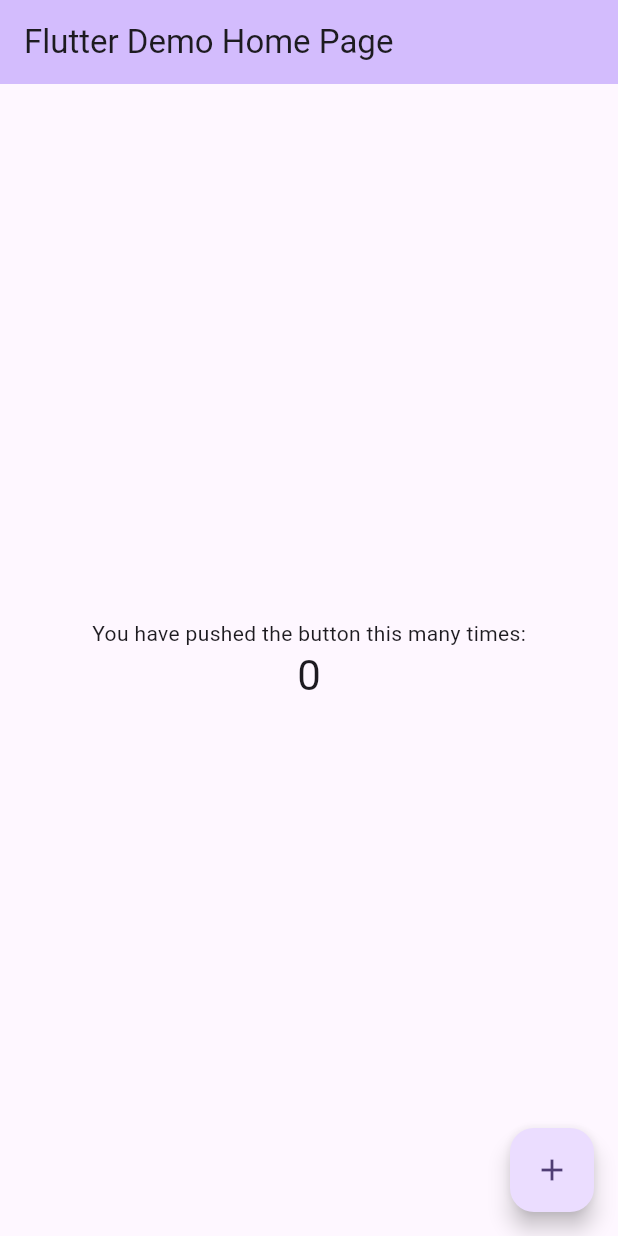
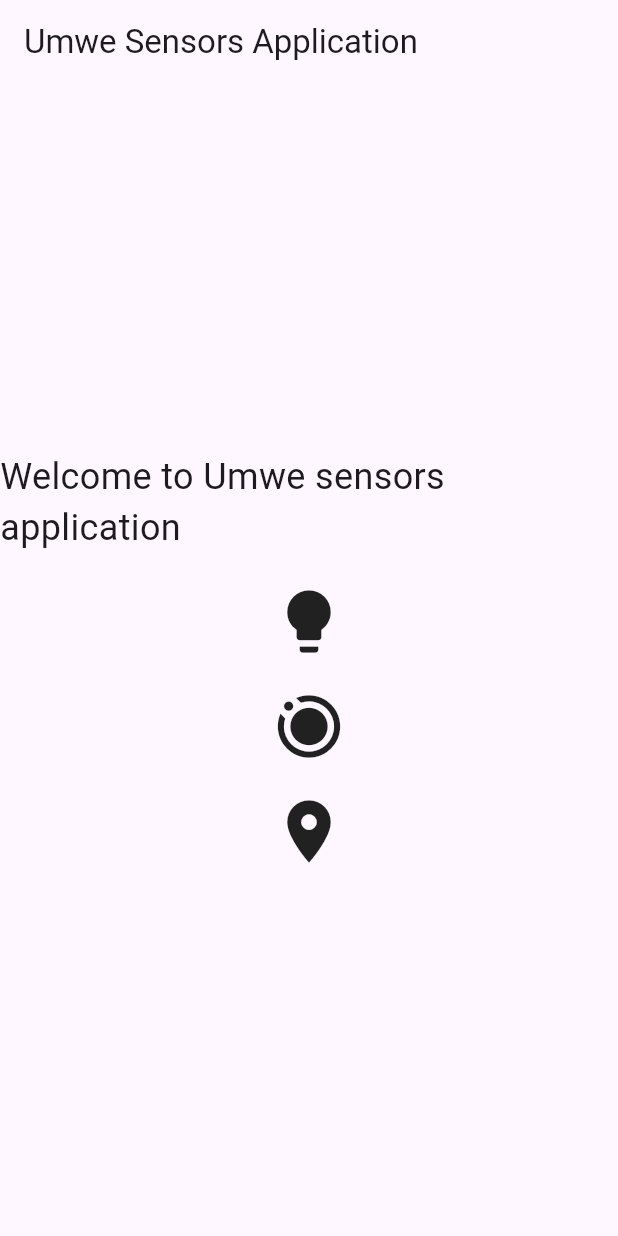
Before and after one commit to Umwe/final_mobile_project, a Flutter app: the screen it shows after launch, on a phone screen of 412 x 824 dp. Run offline on Flutter 3.47's test engine with Material 3 defaults, Android fonts, the phone set to English and light mode, and no system bars.

Commit message:
second init

```diff
--- a/lib/main.dart
+++ b/lib/main.dart
@@ -1,125 +1,110 @@
 import 'package:flutter/material.dart';
 
 void main() {
-  runApp(const MyApp());
+  runApp(MaterialApp(
+    home: HomePage(),
+  ));
 }
 
-class MyApp extends StatelessWidget {
-  const MyApp({super.key});
-
-  // This widget is the root of your application.
+class HomePage extends StatelessWidget {
   @override
   Widget build(BuildContext context) {
-    return MaterialApp(
-      title: 'Flutter Demo',
-      theme: ThemeData(
-        // This is the theme of your application.
-        //
-        // TRY THIS: Try running your application with "flutter run". You'll see
-        // the application has a purple toolbar. Then, without quitting the app,
-        // try changing the seedColor in the colorScheme below to Colors.green
-        // and then invoke "hot reload" (save your changes or press the "hot
-        // reload" button in a Flutter-supported IDE, or press "r" if you used
-        // the command line to start the app).
-        //
-        // Notice that the counter didn't reset back to zero; the application
-        // state is not lost during the reload. To reset the state, use hot
-        // restart instead.
-        //
-        // This works for code too, not just values: Most code changes can be
-        // tested with just a hot reload.
-        colorScheme: ColorScheme.fromSeed(seedColor: Colors.deepPurple),
-        useMaterial3: true,
+    return Scaffold(
+      appBar: AppBar(
+        title: Text('Umwe Sensors Application'),
       ),
-      home: const MyHomePage(title: 'Flutter Demo Home Page'),
+      body: Center(
+        child: Column(
+          mainAxisAlignment: MainAxisAlignment.center,
+          children: <Widget>[
+            Text(
+              'Welcome to Umwe sensors application',
+              style: TextStyle(fontSize: 24),
+            ),
+            SizedBox(height: 20),
+            GestureDetector(
+              onTap: () {
+                Navigator.push(
+                  context,
+                  MaterialPageRoute(builder: (context) => LightPage()),
+                );
+              },
+              child: Icon(Icons.lightbulb, size: 50),
+            ),
+            SizedBox(height: 20),
+            GestureDetector(
+              onTap: () {
+                Navigator.push(
+                  context,
+                  MaterialPageRoute(builder: (context) => MotionPage()),
+                );
+              },
+              child: Icon(Icons.motion_photos_on, size: 50),
+            ),
+            SizedBox(height: 20),
+            GestureDetector(
+              onTap: () {
+                Navigator.push(
+                  context,
+                  MaterialPageRoute(builder: (context) => LocationPage()),
+                );
+              },
+              child: Icon(Icons.location_on, size: 50),
+            ),
+          ],
+        ),
+      ),
     );
   }
 }
 
-class MyHomePage extends StatefulWidget {
-  const MyHomePage({super.key, required this.title});
-
-  // This widget is the home page of your application. It is stateful, meaning
-  // that it has a State object (defined below) that contains fields that affect
-  // how it looks.
-
-  // This class is the configuration for the state. It holds the values (in this
-  // case the title) provided by the parent (in this case the App widget) and
-  // used by the build method of the State. Fields in a Widget subclass are
-  // always marked "final".
-
-  final String title;
-
-  @override
-  State<MyHomePage> createState() => _MyHomePageState();
-}
-
-class _MyHomePageState extends State<MyHomePage> {
-  int _counter = 0;
-
-  void _incrementCounter() {
-    setState(() {
-      // This call to setState tells the Flutter framework that something has
-      // changed in this State, which causes it to rerun the build method below
-      // so that the display can reflect the updated values. If we changed
-      // _counter without calling setState(), then the build method would not be
-      // called again, and so nothing would appear to happen.
-      _counter++;
-    });
-  }
-
+class LightPage extends StatelessWidget {
   @override
   Widget build(BuildContext context) {
-    // This method is rerun every time setState is called, for instance as done
-    // by the _incrementCounter method above.
-    //
-    // The Flutter framework has been optimized to make rerunning build methods
-    // fast, so that you can just rebuild anything that needs updating rather
-    // than having to individually change instances of widgets.
     return Scaffold(
       appBar: AppBar(
-        // TRY THIS: Try changing the color here to a specific color (to
-        // Colors.amber, perhaps?) and trigger a hot reload to see the AppBar
-        // change color while the other colors stay the same.
-        backgroundColor: Theme.of(context).colorScheme.inversePrimary,
-        // Here we take the value from the MyHomePage object that was created by
-        // the App.build method, and use it to set our appbar title.
-        title: Text(widget.title),
+        title: Text('Light Sensor'),
       ),
       body: Center(
-        // Center is a layout widget. It takes a single child and positions it
-        // in the middle of the parent.
-        child: Column(
-          // Column is also a layout widget. It takes a list of children and
-          // arranges them vertically. By default, it sizes itself to fit its
-          // children horizontally, and tries to be as tall as its parent.
-          //
-          // Column has various properties to control how it sizes itself and
-          // how it positions its children. Here we use mainAxisAlignment to
-          // center the children vertically; the main axis here is the vertical
-          // axis because Columns are vertical (the cross axis would be
-          // horizontal).
-          //
-          // TRY THIS: Invoke "debug painting" (choose the "Toggle Debug Paint"
-          // action in the IDE, or press "p" in the console), to see the
-          // wireframe for each widget.
-          mainAxisAlignment: MainAxisAlignment.center,
-          children: <Widget>[
-            const Text(
-              'You have pushed the button this many times:',
-            ),
-            Text(
-              '$_counter',
-              style: Theme.of(context).textTheme.headlineMedium,
-            ),
-          ],
+        child: Text(
+          'Light Sensor Page',
+          style: TextStyle(fontSize: 24),
         ),
       ),
-      floatingActionButton: FloatingActionButton(
-        onPressed: _incrementCounter,
-        tooltip: 'Increment',
-        child: const Icon(Icons.add),
-      ), // This trailing comma makes auto-formatting nicer for build methods.
     );
   }
 }
+
+class MotionPage extends StatelessWidget {
+  @override
+  Widget build(BuildContext context) {
+    return Scaffold(
+      appBar: AppBar(
+        title: Text('Motion Sensor'),
+      ),
+      body: Center(
+        child: Text(
+          'Motion Sensor Page',
+          style: TextStyle(fontSize: 24),
+        ),
+      ),
+    );
+  }
+}
+
+class LocationPage extends StatelessWidget {
+  @override
+  Widget build(BuildContext context) {
+    return Scaffold(
+      appBar: AppBar(
+        title: Text('Location Sensor'),
+      ),
+      body: Center(
+        child: Text(
+          'Location Sensor Page',
+          style: TextStyle(fontSize: 24),
+        ),
+      ),
+    );
+  }
+}
```
Also changed, not shown: pubspec.yaml (+5 -3 lines), pubspec.lock, 4 other files.
